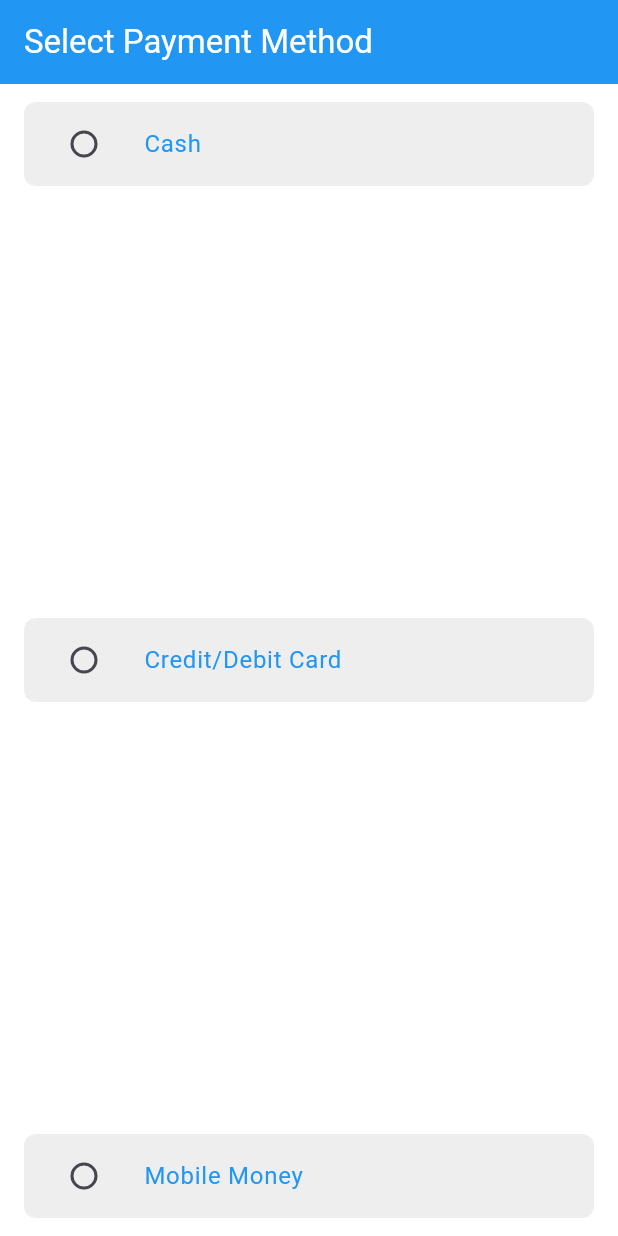
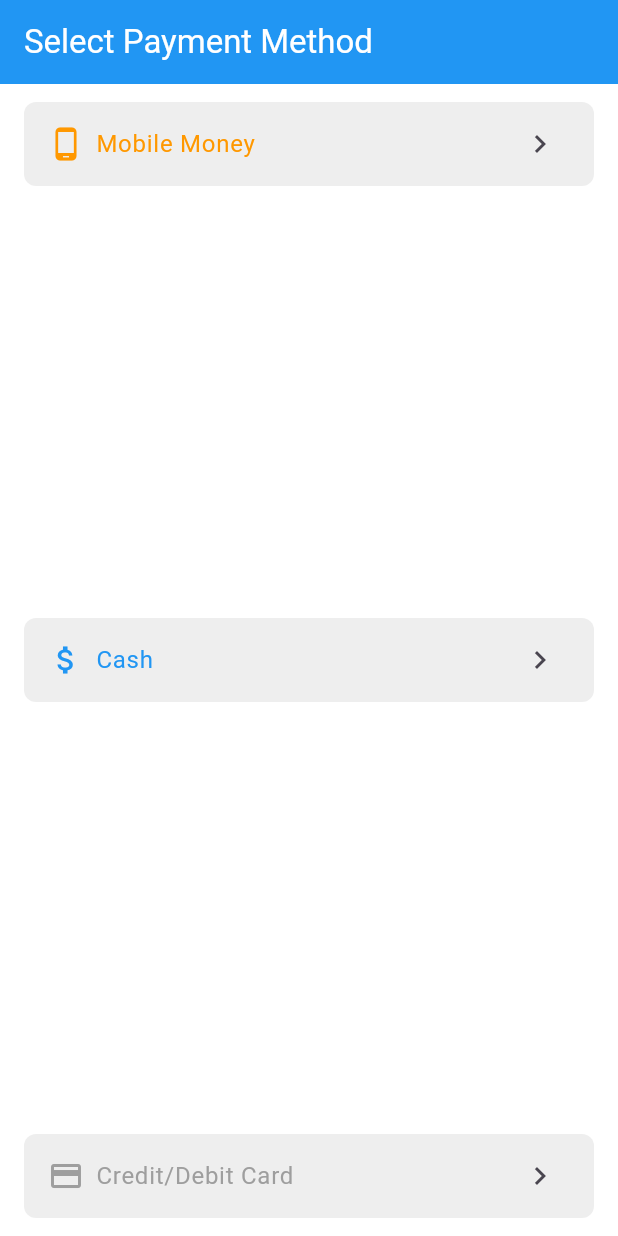
Before and after one commit to MarkhBalam/garage_finderr, a Flutter app: the PaymentPage screen opened directly, on a phone screen of 412 x 824 dp. Run offline on Flutter 3.47's test engine with Material 3 defaults, Android fonts, the phone set to English and light mode, and no system bars; our stand-ins replace animated_splash_screen, cloud_firestore, firebase_auth, firebase_core, firebase_messaging, google_maps_flutter and 2 more; missing offline and left inert: flutter_polyline_points; accounts and stored records are empty; network calls fail; statements that could not run were skipped.

Commit message:
added other options

```diff
--- a/lib/pages/payments.dart
+++ b/lib/pages/payments.dart
@@ -1,5 +1,4 @@
 import 'package:flutter/material.dart';
-import 'package:garage_finder/pages/home_page.dart';
 
 void main() {
   runApp(MyApp());
@@ -13,7 +12,7 @@ class MyApp extends StatelessWidget {
         appBar: AppBar(
           title: Text('Flutter Payment Example'),
         ),
-        body: UserAccountAndWallet(), // Example of starting widget
+        body: PaymentPage(),
       ),
     );
   }
@@ -41,43 +40,107 @@ class _PaymentPageState extends State<PaymentPage> {
       ),
       body: Container(
         color: Colors.white,
-        padding: const EdgeInsets.all(8.0), // Add padding to the main container
+        padding: const EdgeInsets.all(8.0),
         child: Column(
           children: <Widget>[
-            _buildPaymentOption('Cash'),
-            Spacer(), // Add space between the options
-            _buildPaymentOption('Credit/Debit Card'),
-            Spacer(), // Add space between the options
-            _buildPaymentOption('Mobile Money'),
+            _buildPaymentOption('Mobile Money', Icons.phone_android, Colors.orange),
+            Spacer(),
+            _buildPaymentOption('Cash', Icons.attach_money, Colors.blue), // Changed color to blue
+            Spacer(),
+            _buildPaymentOption('Credit/Debit Card', Icons.credit_card, Colors.grey),
           ],
         ),
       ),
     );
   }
 
-  Widget _buildPaymentOption(String method) {
+  Widget _buildPaymentOption(String method, IconData icon, Color color) {
     return Container(
       decoration: BoxDecoration(
-        color: Colors.grey[200], // Grey background color for the Container
-        borderRadius: BorderRadius.circular(8.0), // Optional: round the corners
+        color: Colors.grey[200],
+        borderRadius: BorderRadius.circular(8.0),
       ),
       margin: EdgeInsets.symmetric(vertical: 4.0, horizontal: 8.0),
       child: ListTile(
-        title: Text(
-          method,
-          style: TextStyle(color: Colors.blue), // Black text color
+        title: Row(
+          children: [
+            Icon(icon, color: color),
+            SizedBox(width: 8.0),
+            Text(
+              method,
+              style: TextStyle(color: color),
+            ),
+          ],
         ),
-        leading: Radio<String>(
-          value: method,
-          groupValue: _selectedPaymentMethod,
-          onChanged: (value) {
-            setState(() {
-              _selectedPaymentMethod = value!;
-            });
-          },
-          activeColor: Colors.blue,
-        ),
+        trailing: Icon(Icons.chevron_right),
+        onTap: () {
+          setState(() {
+            _selectedPaymentMethod = method;
+            if (method == 'Mobile Money') {
+              Navigator.push(
+                context,
+                MaterialPageRoute(builder: (context) => MobileMoneyPage()),
+              );
+            }
+          });
+        },
       ),
     );
   }
 }
+
+class MobileMoneyPage extends StatefulWidget {
+  @override
+  _MobileMoneyPageState createState() => _MobileMoneyPageState();
+}
+
+class _MobileMoneyPageState extends State<MobileMoneyPage> {
+  String _selectedOperator = '';
+
+  void _handlePayment() {
+    if (_selectedOperator.isNotEmpty) {
+      // Call your payment API here with the selected operator
+      print('Selected operator: $_selectedOperator');
+      // TODO: Add API call here
+    } else {
+      // Show a message to select an operator
+      ScaffoldMessenger.of(context).showSnackBar(
+        SnackBar(content: Text('Please select a mobile money operator')),
+      );
+    }
+  }
+
+  @override
+  Widget build(BuildContext context) {
+    return Scaffold(
+      appBar: AppBar(
+        title: Text('Select Mobile Money Operator'),
+      ),
+      body: Column(
+        children: <Widget>[
+          _buildOperatorOption('Airtel'),
+          _buildOperatorOption('MTN'),
+          ElevatedButton(
+            onPressed: _handlePayment,
+            child: Text('Pay'),
+          ),
+        ],
+      ),
+    );
+  }
+
+  Widget _buildOperatorOption(String operator) {
+    return ListTile(
+      title: Text(operator),
+      leading: Radio<String>(
+        value: operator,
+        groupValue: _selectedOperator,
+        onChanged: (value) {
+          setState(() {
+            _selectedOperator = value!;
+          });
+        },
+      ),
+    );
+  }
+}
```
